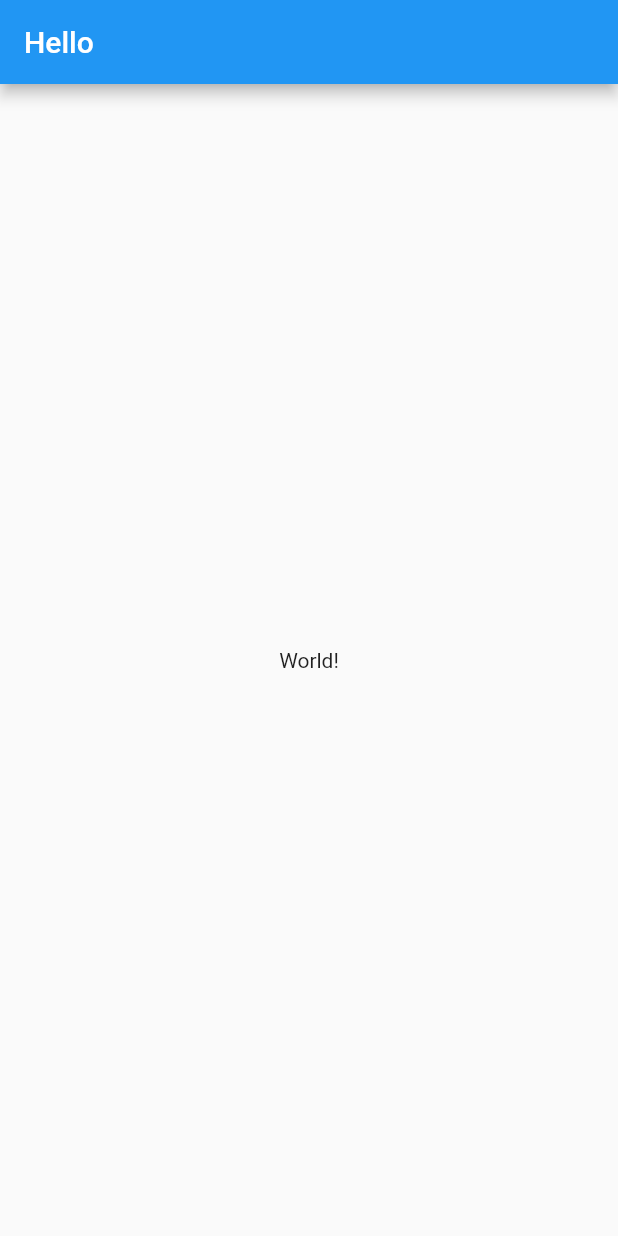
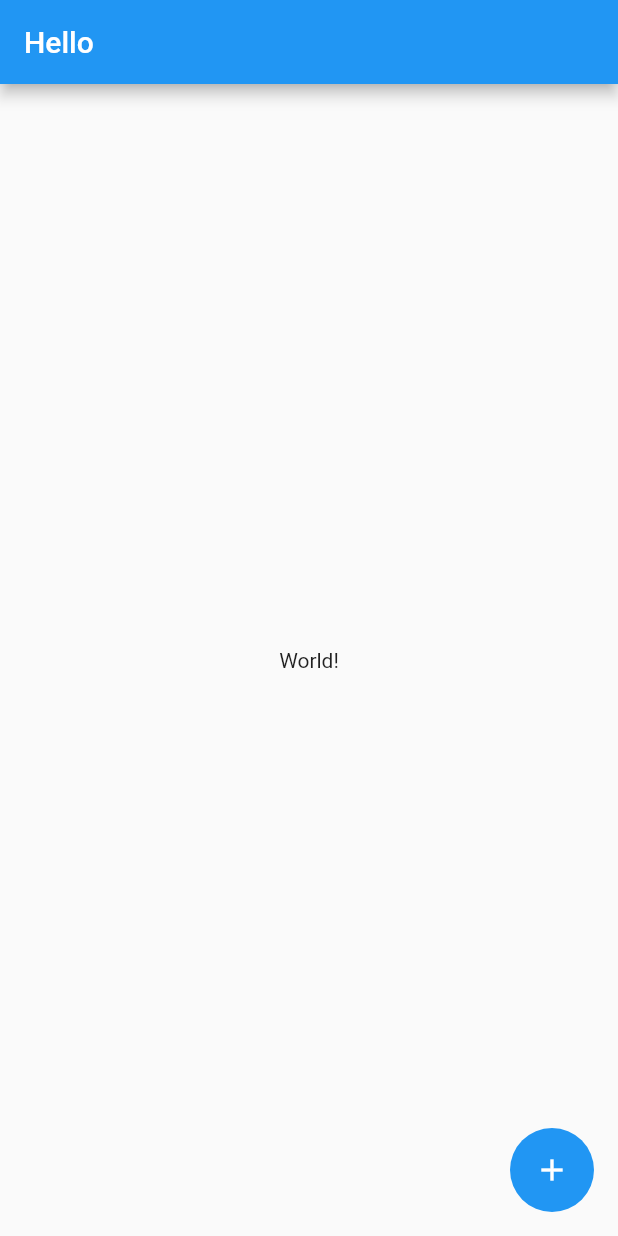
Before and after one commit to ojpro/todo-list-app, a Flutter app: the screen it shows after launch, on a phone screen of 412 x 824 dp. Run offline on Flutter 3.47's test engine with Material 2 defaults, Android fonts, the phone set to English and light mode, and no system bars.

Commit message:
➕ added floating add task button

```diff
--- a/lib/layouts/home_layout.dart
+++ b/lib/layouts/home_layout.dart
@@ -13,6 +13,11 @@ class HomeLayout extends StatelessWidget {
           child: Text("World!"),
         ),
       ),
+      floatingActionButton: FloatingActionButton(
+        onPressed: (() {}),
+        elevation: 0,
+        child: const Icon(Icons.add),
+      ),
     );
   }
 }
```
